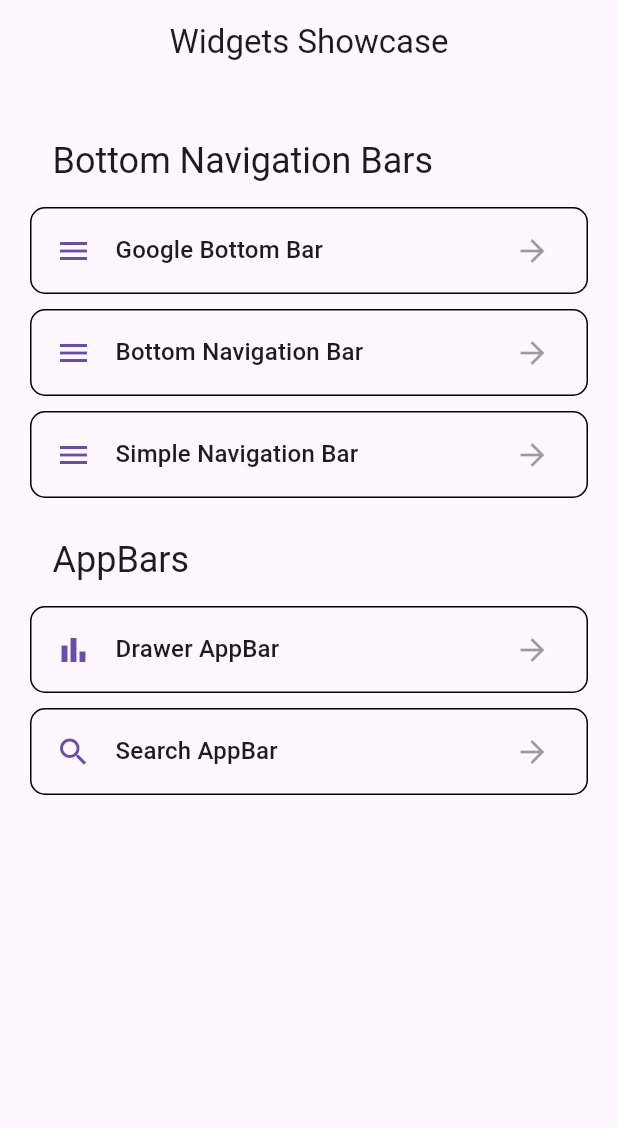
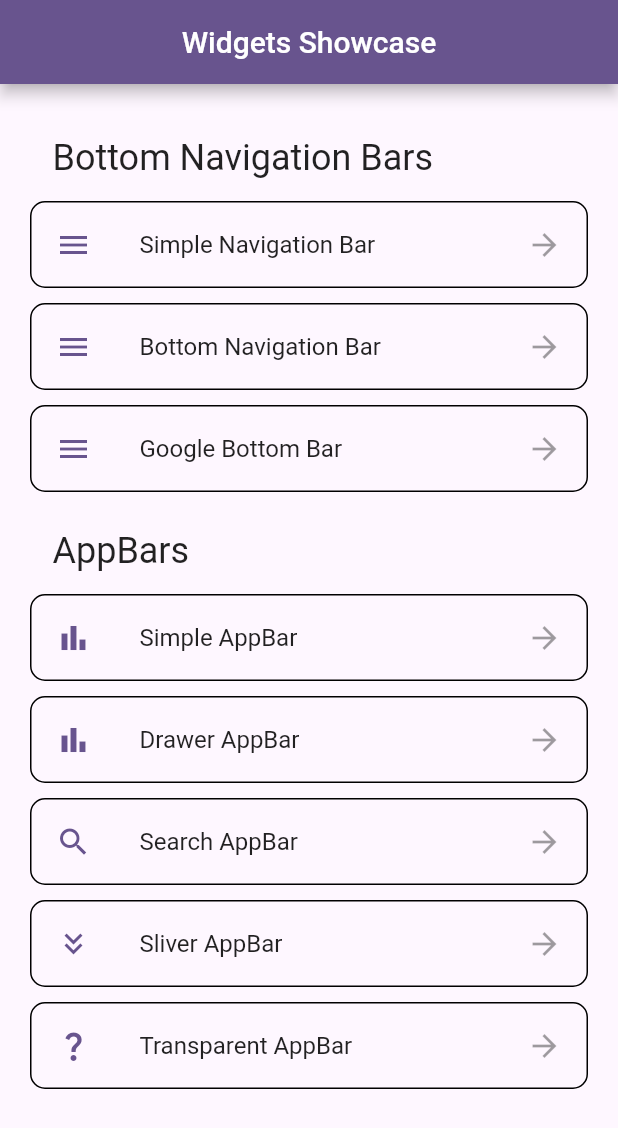
Before and after one commit to nikolay-potehin/widgets_showcase, a Flutter app: the screen it shows after launch, on a phone screen of 412 x 824 dp. Shown: the top 1128 px of the screen. Run offline on Flutter 3.47's test engine with Material 2 defaults, Android fonts, the light colour scheme and no system bars; our stand-ins replace salomon_bottom_bar.

Commit message:
Added Simple, Sliver and Transparent AppBars

```diff
--- a/lib/main.dart
+++ b/lib/main.dart
@@ -3,6 +3,9 @@ import 'package:widgets_showcase/components/group_title.dart';
 import 'package:widgets_showcase/components/navigation_tile.dart';
 import 'package:widgets_showcase/pages/appbars/drawer_appbar.dart';
 import 'package:widgets_showcase/pages/appbars/search_appbar.dart';
+import 'package:widgets_showcase/pages/appbars/simple_appbar.dart';
+import 'package:widgets_showcase/pages/appbars/sliver_appbar.dart';
+import 'package:widgets_showcase/pages/appbars/transparent_appbar.dart';
 import 'package:widgets_showcase/pages/bottom_navbars/bottom_navbar.dart';
 import 'package:widgets_showcase/pages/bottom_navbars/google_bottom_bar.dart';
 import 'package:widgets_showcase/pages/bottom_navbars/simple_navbar.dart';
@@ -21,7 +24,8 @@ class App extends StatelessWidget {
       scaffoldMessengerKey: Utils.messengerKey,
       debugShowCheckedModeBanner: false,
       theme: ThemeData(
-        useMaterial3: true,
+        // useMaterial3: true,
+        colorSchemeSeed: Colors.deepPurple,
       ),
       home: const HomePage(),
     );
@@ -77,33 +81,48 @@ class NavigationItem {
   }
 }
 
-final _bottomBarsList = [
-  const NavigationItem(
+const _bottomBarsList = [
+  NavigationItem(
+    widget: SimpleNavbar(),
+    title: 'Simple Navigation Bar',
+    leading: Icons.menu,
+  ),
+  NavigationItem(
+    widget: BottomNavbar(),
+    title: 'Bottom Navigation Bar',
+    leading: Icons.menu,
+  ),
+  NavigationItem(
     widget: GoogleBottomBar(),
     title: 'Google Bottom Bar',
     leading: Icons.menu,
   ),
-  const NavigationItem(
-    widget: BottomNavbar(),
-    title: 'Bottom Navigation Bar',
-    leading: Icons.menu,
-  ),
-  const NavigationItem(
-    widget: SimpleNavbar(),
-    title: 'Simple Navigation Bar',
-    leading: Icons.menu,
-  ),
 ];
 
-final _appbarsList = [
-  const NavigationItem(
+const _appbarsList = [
+  NavigationItem(
+    widget: SimpleAppbar(),
+    title: 'Simple AppBar',
+    leading: Icons.bar_chart,
+  ),
+  NavigationItem(
     widget: DrawerAppbar(),
     title: 'Drawer AppBar',
     leading: Icons.bar_chart,
   ),
-  const NavigationItem(
+  NavigationItem(
     widget: SearchAppbar(),
     title: 'Search AppBar',
     leading: Icons.search,
   ),
+  NavigationItem(
+    widget: SliverAppbar(),
+    title: 'Sliver AppBar',
+    leading: Icons.keyboard_double_arrow_down_sharp,
+  ),
+  NavigationItem(
+    widget: TransparentAppbar(),
+    title: 'Transparent AppBar',
+    leading: Icons.question_mark_sharp,
+  ),
 ];
--- a/lib/pages/appbars/drawer_appbar.dart
+++ b/lib/pages/appbars/drawer_appbar.dart
@@ -14,7 +14,7 @@
   Widget build(BuildContext context) {
     return Scaffold(
       appBar: AppBar(
-        title: const Text('Appbar With Drawer'),
+        title: const Text('Drawer AppBar'),
         centerTitle: true,
         actions: [
           IconButton(
--- a/pubspec.yaml
+++ b/pubspec.yaml
@@ -59,10 +59,8 @@ flutter:
   # the material Icons class.
   uses-material-design: true
 
-  # To add assets to your application, add an assets section, like this:
-  # assets:
-  #   - images/a_dot_burr.jpeg
-  #   - images/a_dot_ham.jpeg
+  assets:
+    - assets/images/
 
   # An image asset can refer to one or more resolution-specific "variants", see
   # https://flutter.dev/assets-and-images/#resolution-aware
```
Also changed, not shown: lib/pages/appbars/simple_appbar.dart (added, +34 -0 lines), lib/pages/appbars/sliver_appbar.dart (added, +36 -0 lines), lib/pages/appbars/transparent_appbar.dart (added, +62 -0 lines), assets/images/wolf.jpg (added).
